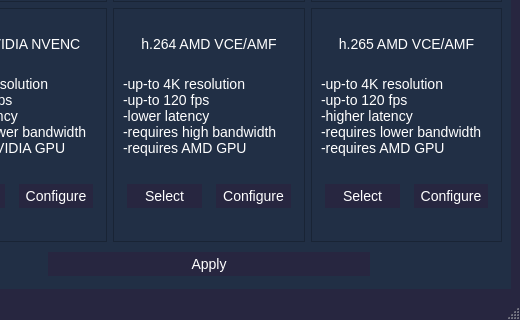
First picture: the form in openstreammainwindow.ui, repository m4rkoup/openstream-server, before the edit; both pictures show x 280 to 800 and y 280 to 600 of the 800 by 600 pixel window.
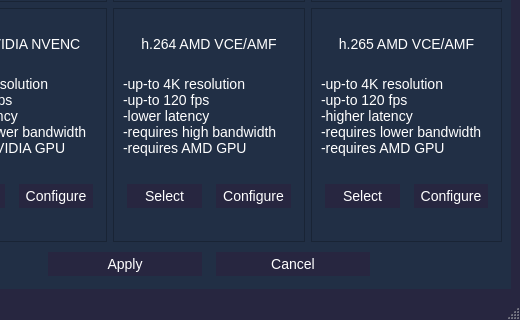
Second picture: the form after the edit. The open tabs and pages were chosen to show the change. Icons and pictures are not drawn.

Patch:
```diff
--- a/openstreammainwindow.ui
+++ b/openstreammainwindow.ui
@@ -1157,6 +1157,34 @@
             </property>
            </widget>
           </item>
+          <item>
+           <widget class="QPushButton" name="cancel_config_button">
+            <property name="sizePolicy">
+             <sizepolicy hsizetype="Minimum" vsizetype="Fixed">
+              <horstretch>1</horstretch>
+              <verstretch>0</verstretch>
+             </sizepolicy>
+            </property>
+            <property name="styleSheet">
+             <string notr="true">#cancel_config_button {
+  background-color: #272640;
+  color: #FFFFFF;
+  font-size: 14px;
+  padding: 4px;
+  margin: 4px;
+  font: &quot;Open Sans&quot;;
+  border: none;
+}
+
+#cancel_config_button:hover {
+  background-color: #006466;
+}</string>
+            </property>
+            <property name="text">
+             <string>Cancel</string>
+            </property>
+           </widget>
+          </item>
           <item>
            <spacer name="horizontalSpacer_6">
             <property name="orientation">
```
Left out of the diff: 2 changed lines with no effect on the pictures.
